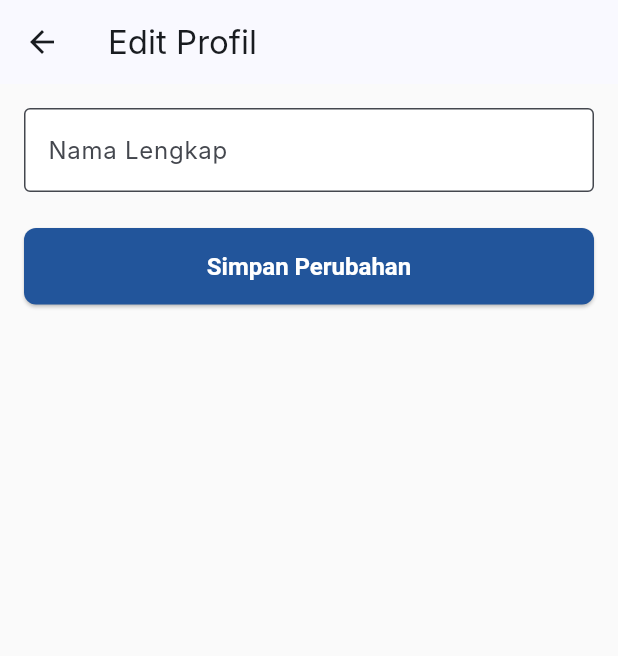
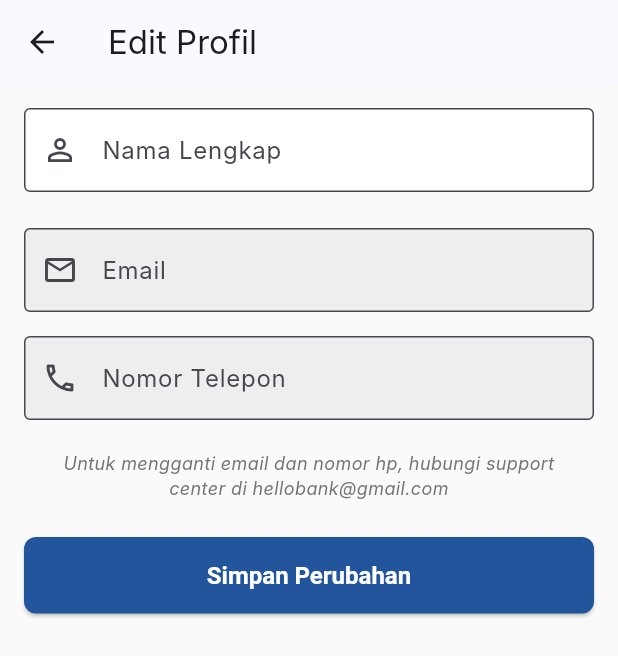
Before and after one commit to Raged9/MobileBankingFlutterApp, a Flutter app: the EditProfileScreen screen opened directly, on a phone screen of 412 x 824 dp. Shown: the top 656 px of the screen. Run offline on Flutter 3.47's test engine with Material 3 defaults, Android fonts, the phone set to English and light mode, and no system bars; our stand-ins replace shared_preferences; accounts and stored records are empty; Roboto replaces fonts that are missing (Inter).

Commit message:
Commit 7 Christopher: Mengembalikan Header, dan membuat dan mengatur edit profile dan password

```diff
--- a/lib/screens/change_password_screen.dart
+++ b/lib/screens/change_password_screen.dart
@@ -1,5 +1,3 @@
-// lib/screens/change_password_screen.dart
-
 import 'package:flutter/material.dart';
 import 'package:provider/provider.dart';
 import '../providers/user_data_provider.dart';
--- a/lib/screens/edit_profile_screen.dart
+++ b/lib/screens/edit_profile_screen.dart
@@ -1,5 +1,3 @@
-// lib/screens/edit_profile_screen.dart
-
 import 'package:flutter/material.dart';
 import 'package:provider/provider.dart';
 import '../providers/user_data_provider.dart';
@@ -16,17 +14,27 @@ class _EditProfileScreenState extends State<EditProfileScreen> {
   late TextEditingController _nameController;
   bool _isLoading = false;
 
+  // Controller untuk data read-only
+  late TextEditingController _emailController;
+  late TextEditingController _phoneController;
+
   @override
   void initState() {
     super.initState();
-    // Ambil nama saat ini dari provider untuk ditampilkan di form
-    final currentName = Provider.of<UserDataProvider>(context, listen: false).userData?.name ?? '';
-    _nameController = TextEditingController(text: currentName);
+    final userProvider = Provider.of<UserDataProvider>(context, listen: false);
+    final currentUser = userProvider.userData;
+
+    // Inisialisasi semua controller dengan data yang ada
+    _nameController = TextEditingController(text: currentUser?.name ?? '');
+    _emailController = TextEditingController(text: currentUser?.email ?? '');
+    _phoneController = TextEditingController(text: currentUser?.phoneNumber ?? '');
   }
 
   @override
   void dispose() {
     _nameController.dispose();
+    _emailController.dispose();
+    _phoneController.dispose();
     super.dispose();
   }
 
@@ -39,7 +47,6 @@ class _EditProfileScreenState extends State<EditProfileScreen> {
       final newName = _nameController.text;
       final provider = Provider.of<UserDataProvider>(context, listen: false);
 
-      // Panggil fungsi di provider untuk update nama
       await provider.updateUserName(newName);
 
       if (!mounted) return;
@@ -58,13 +65,35 @@ class _EditProfileScreenState extends State<EditProfileScreen> {
     }
   }
 
+  Widget _buildReadOnlyField({
+    required IconData icon,
+    required String label,
+    required TextEditingController controller,
+  }) {
+    return Padding(
+      padding: const EdgeInsets.symmetric(vertical: 8.0),
+      child: TextFormField(
+        controller: controller,
+        readOnly: true,
+        decoration: InputDecoration(
+          labelText: label,
+          prefixIcon: Icon(icon),
+          border: const OutlineInputBorder(),
+          filled: true,
+          fillColor: Colors.grey[200],
+        ),
+      ),
+    );
+  }
+
   @override
   Widget build(BuildContext context) {
     return Scaffold(
       appBar: AppBar(
         title: const Text('Edit Profil'),
       ),
-      body: Padding(
+      body: SingleChildScrollView(
+        child: Padding(
           padding: const EdgeInsets.all(16.0),
           child: Form(
             key: _formKey,
@@ -75,6 +104,7 @@ class _EditProfileScreenState extends State<EditProfileScreen> {
                   controller: _nameController,
                   decoration: const InputDecoration(
                     labelText: 'Nama Lengkap',
+                    prefixIcon: Icon(Icons.person_outline),
                     border: OutlineInputBorder(),
                   ),
                   validator: (value) {
@@ -83,6 +113,32 @@ class _EditProfileScreenState extends State<EditProfileScreen> {
                     }
                     return null;
                   },
+                ),
+                const SizedBox(height: 16),
+
+                _buildReadOnlyField(
+                  icon: Icons.email_outlined,
+                  label: 'Email',
+                  controller: _emailController,
+                ),
+                _buildReadOnlyField(
+                  icon: Icons.phone_outlined,
+                  label: 'Nomor Telepon',
+                  controller: _phoneController,
+                ),
+                const SizedBox(height: 12),
+
+                Padding(
+                  padding: const EdgeInsets.symmetric(horizontal: 8.0),
+                  child: Text(
+                    'Untuk mengganti email dan nomor hp, hubungi support center di hellobank@gmail.com',
+                    style: TextStyle(
+                      fontSize: 12,
+                      color: Colors.grey[600],
+                      fontStyle: FontStyle.italic,
+                    ),
+                    textAlign: TextAlign.center,
+                  ),
                 ),
                 const SizedBox(height: 24),
                 SizedBox(
@@ -98,6 +154,7 @@ class _EditProfileScreenState extends State<EditProfileScreen> {
             ),
           ),
         ),
+      ),
     );
   }
 }
```
Also changed, not shown: lib/main.dart (+5 -6 lines), lib/screens/settings_screen.dart (+15 -3 lines), lib/widgets/header.dart (+17 -32 lines). Lines whose indentation alone changed are shown as unchanged.
